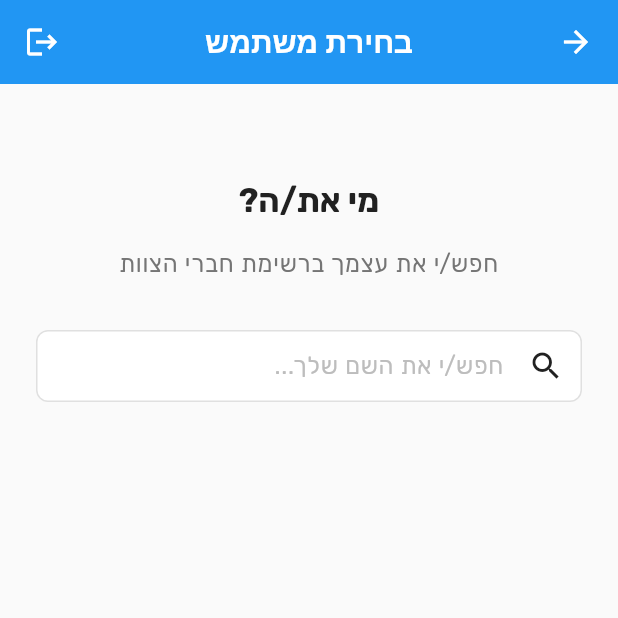
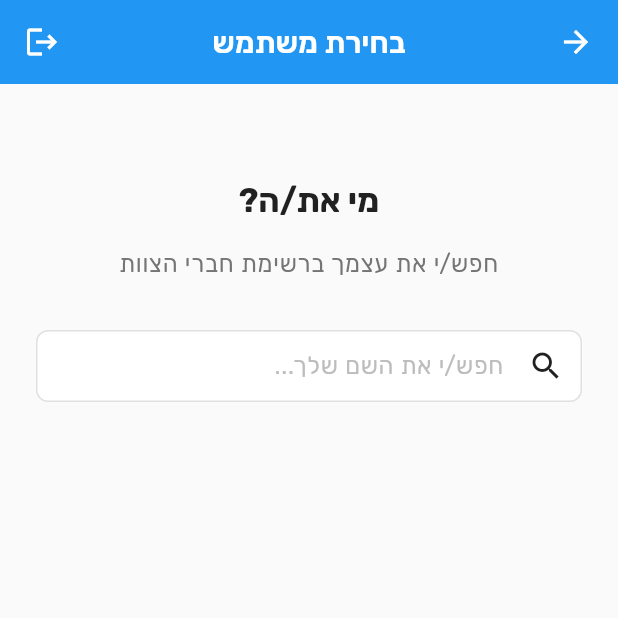
Before and after one commit to omerbengal/Shavtzak, a Flutter app: the screen it shows after launch, on a phone screen of 412 x 824 dp, the top half of it. Run offline on Flutter 3.47's test engine with Material 3 defaults, Android fonts, the phone set to English and light mode, and no system bars; our stand-ins replace calendar_date_picker2, cloud_firestore, equatable, firebase_core, flutter_bloc, go_router and 1 more; missing offline and left inert: dart:html, googleapis; accounts and stored records are empty.

Commit message:
Fix AppBar title font by explicitly setting fontFamily in titleTextStyle

```diff
--- a/shavtzak/lib/core/theme/app_theme.dart
+++ b/shavtzak/lib/core/theme/app_theme.dart
@@ -59,6 +59,7 @@ class AppTheme {
         elevation: 2,
         centerTitle: true,
         titleTextStyle: TextStyle(
+          fontFamily: 'Rubik',
           fontSize: 20,
           fontWeight: FontWeight.w600,
           color: textOnPrimary,
```
